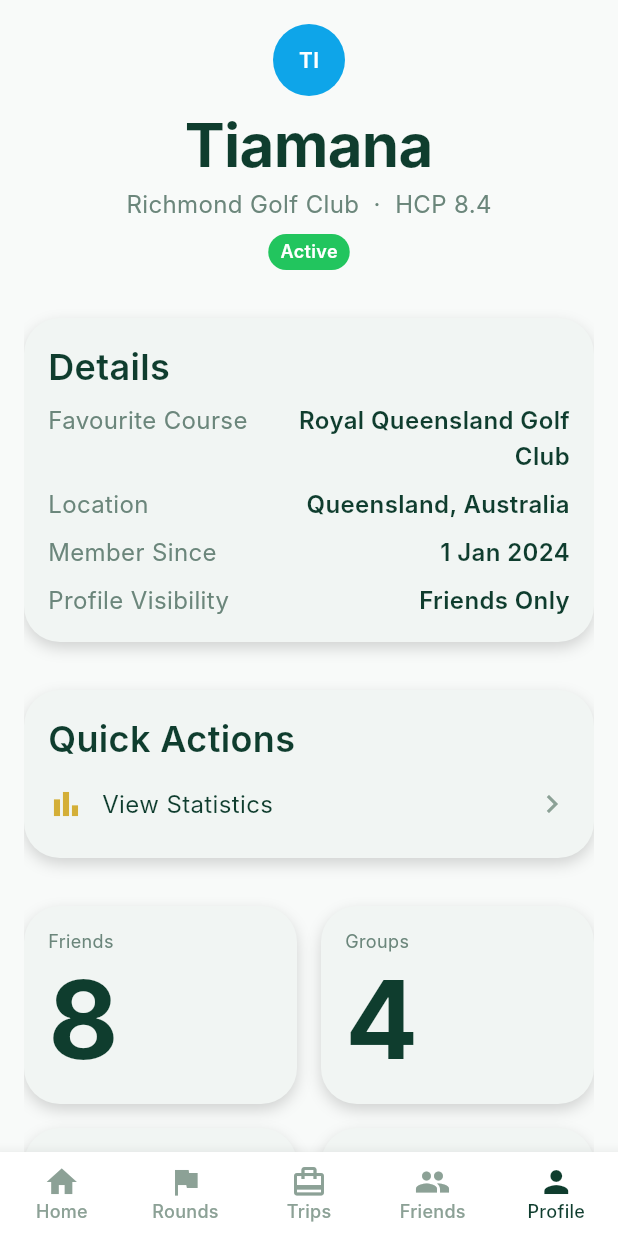
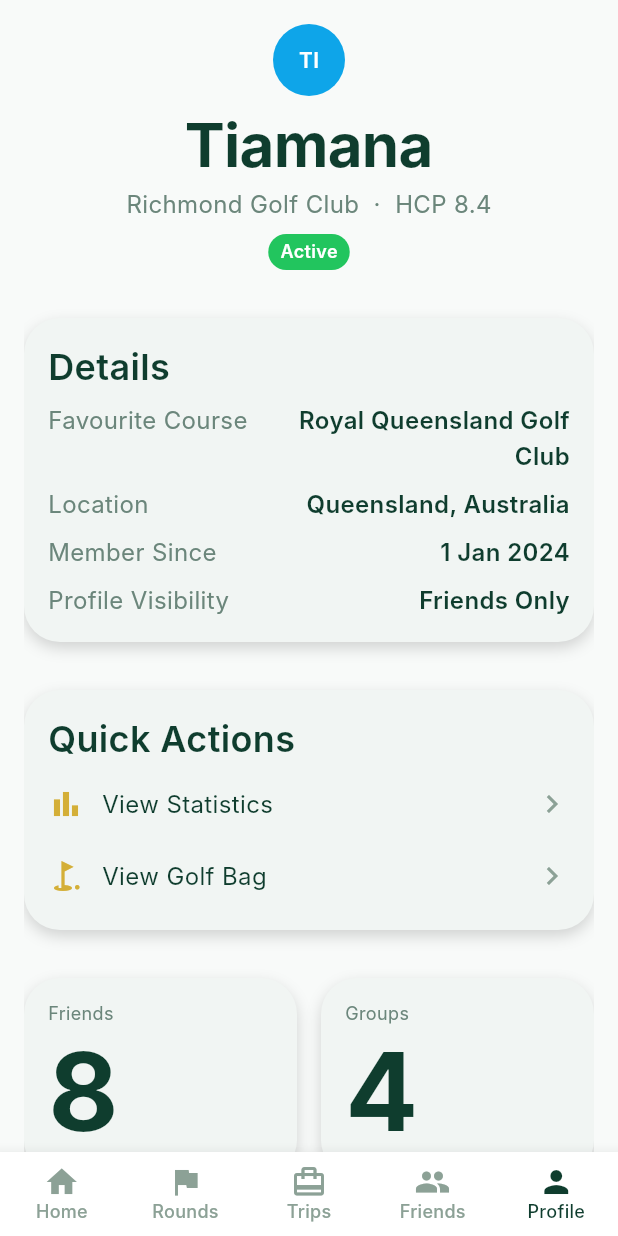
Before and after one commit to Tiamana03/Qaddy, a Flutter app: the screen it shows after launch, item 5 of the bottom bar chosen, on a phone screen of 412 x 824 dp. Run offline on Flutter 3.47's test engine with Material 3 defaults, Android fonts, the phone set to English and light mode, and no system bars; our stand-ins replace flutter_riverpod, go_router, sentry_flutter, supabase_flutter; accounts and stored records are empty; Roboto replaces fonts that are missing (Inter).

Commit message:
feat: complete Golf Bag feature
Implements the Golf Bag feature (Release 1) as a single screen nested
under Profile (/profile/bag), per
docs/features/golf-bag-feature-integration.md.

Golf Bag reuses Profile's existing Equipment list (profileEquipment)
directly rather than restating club brands/models, and introduces only
one genuinely new dataset: average carry distance for Driver, Irons and
Wedges (Putter and Ball are deliberately excluded, since carry distance
isn't a meaningful concept for either). Bag Summary's Total Clubs and
Longest Average Distance are computed from that same small dataset
rather than stored separately.

Per docs/technical-architecture.md's own Features folder-structure
example, the feature folder is lib/features/my_bag/ — the public name
("Golf Bag") and the folder name are allowed to differ, exactly as
Friends already differs from its community/ folder.

Co-Authored-By: Claude Sonnet 5 <noreply@anthropic.com>

```diff
--- a/lib/core/routing/app_router.dart
+++ b/lib/core/routing/app_router.dart
@@ -26,6 +26,7 @@ import 'package:qaddy/features/community/ui/screens/search_friends_screen.dart';
 import 'package:qaddy/features/dashboard/ui/screens/dashboard_screen.dart';
 import 'package:qaddy/features/groups/ui/screens/group_details_screen.dart';
 import 'package:qaddy/features/groups/ui/screens/groups_screen.dart';
+import 'package:qaddy/features/my_bag/ui/screens/golf_bag_screen.dart';
 import 'package:qaddy/features/profile/ui/screens/profile_screen.dart';
 import 'package:qaddy/features/rounds/ui/screens/rounds_screen.dart';
 import 'package:qaddy/features/statistics/ui/screens/statistics_screen.dart';
@@ -207,6 +208,12 @@ final appRouterProvider = Provider<GoRouter>((ref) {
                     builder: (BuildContext context, GoRouterState state) =>
                         const StatisticsScreen(),
                   ),
+                  GoRoute(
+                    path: 'bag',
+                    name: RouteNames.profileGolfBag,
+                    builder: (BuildContext context, GoRouterState state) =>
+                        const GolfBagScreen(),
+                  ),
                 ],
               ),
             ],
--- a/lib/core/routing/app_routes.dart
+++ b/lib/core/routing/app_routes.dart
@@ -30,4 +30,5 @@ abstract final class AppRoutes {
   static const String friendsRivalries = '/friends/rivalries';
   static const String profile = '/profile';
   static const String profileStatistics = '/profile/statistics';
+  static const String profileGolfBag = '/profile/bag';
 }
--- a/lib/core/routing/route_names.dart
+++ b/lib/core/routing/route_names.dart
@@ -27,4 +27,5 @@ abstract final class RouteNames {
   static const String friendsRivalries = 'friendsRivalries';
   static const String profile = 'profile';
   static const String profileStatistics = 'profileStatistics';
+  static const String profileGolfBag = 'profileGolfBag';
 }
--- a/lib/features/profile/ui/screens/profile_screen.dart
+++ b/lib/features/profile/ui/screens/profile_screen.dart
@@ -140,34 +140,67 @@ class _QuickActionsCard extends StatelessWidget {
 
   @override
   Widget build(BuildContext context) {
+    final spacing = Theme.of(context).extension<QaddySpacing>()!;
+
+    return QaddySectionCard(
+      title: 'Quick Actions',
+      child: Column(
+        children: <Widget>[
+          _ActionTile(
+            icon: Icons.bar_chart,
+            label: 'View Statistics',
+            onTap: () => context.push(AppRoutes.profileStatistics),
+          ),
+          SizedBox(height: spacing.sm),
+          _ActionTile(
+            icon: Icons.golf_course_outlined,
+            label: 'View Golf Bag',
+            onTap: () => context.push(AppRoutes.profileGolfBag),
+          ),
+        ],
+      ),
+    );
+  }
+}
+
+class _ActionTile extends StatelessWidget {
+  const _ActionTile({
+    required this.icon,
+    required this.label,
+    required this.onTap,
+  });
+
+  final IconData icon;
+  final String label;
+  final VoidCallback onTap;
+
+  @override
+  Widget build(BuildContext context) {
     final theme = Theme.of(context);
     final colours = theme.extension<QaddyColours>()!;
     final radius = theme.extension<QaddyRadius>()!;
     final spacing = theme.extension<QaddySpacing>()!;
     final typography = theme.extension<QaddyTypography>()!;
 
-    return QaddySectionCard(
-      title: 'Quick Actions',
-      child: Material(
+    return Material(
       color: Colors.transparent,
       child: InkWell(
-          onTap: () => context.push(AppRoutes.profileStatistics),
+        onTap: onTap,
         borderRadius: BorderRadius.circular(radius.medium),
         child: Padding(
           padding: EdgeInsets.symmetric(vertical: spacing.sm),
           child: Row(
             children: <Widget>[
-                Icon(Icons.bar_chart, color: colours.gold),
+              Icon(icon, color: colours.gold),
               SizedBox(width: spacing.md),
               Expanded(
                 child: Text(
-                    'View Statistics',
+                  label,
                   style: typography.body.copyWith(color: colours.textPrimary),
                 ),
               ),
               Icon(Icons.chevron_right, color: colours.textTertiary),
             ],
-            ),
           ),
         ),
       ),
```
Also changed, not shown: lib/features/my_bag/models/club_distance.dart (added, +17 -0 lines), lib/features/my_bag/models/placeholder_my_bag.dart (added, +36 -0 lines), lib/features/my_bag/ui/screens/golf_bag_screen.dart (added, +128 -0 lines), 11 other files. Lines whose indentation alone changed are shown as unchanged.
